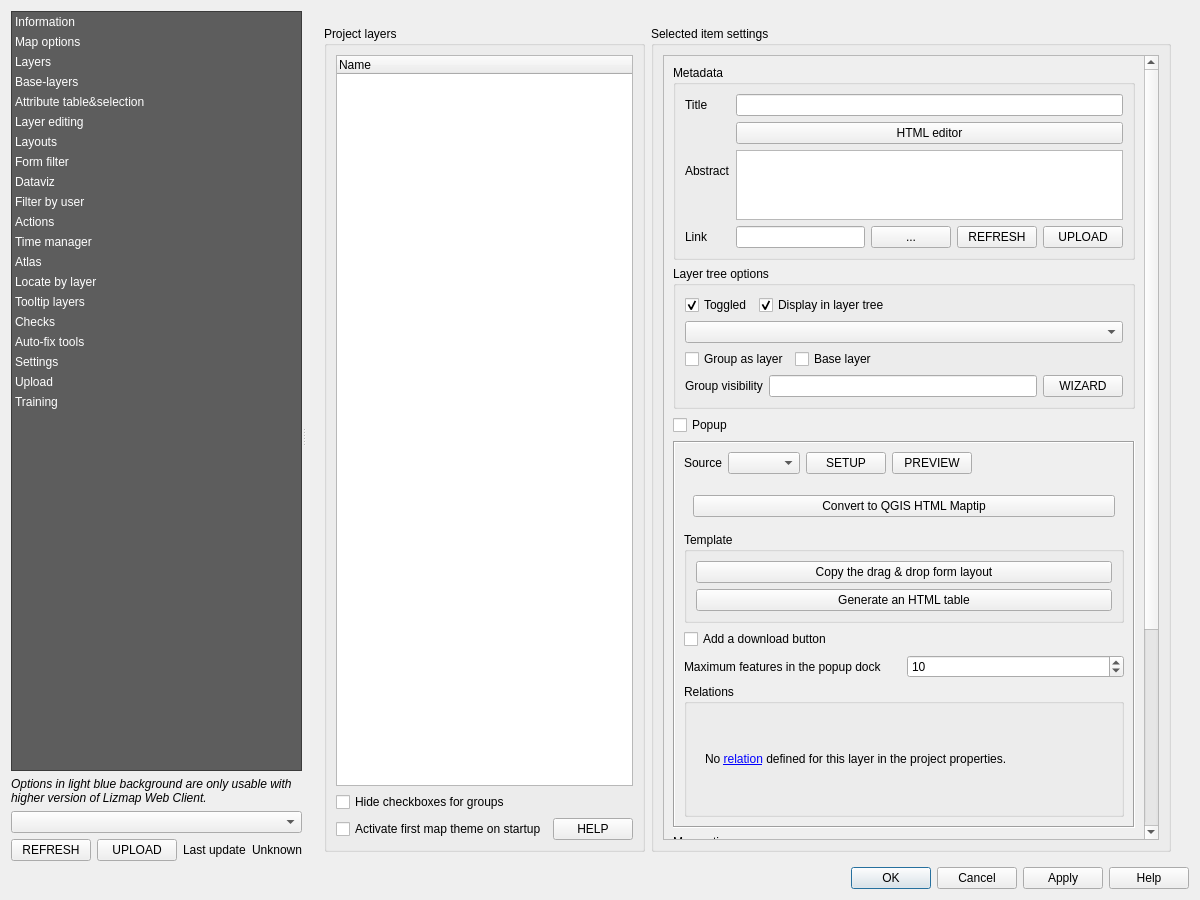
This is lizmap/resources/ui/ui_lizmap.ui in 3liz/lizmap-plugin as Qt 5 draws it before an edit. The edited form follows.
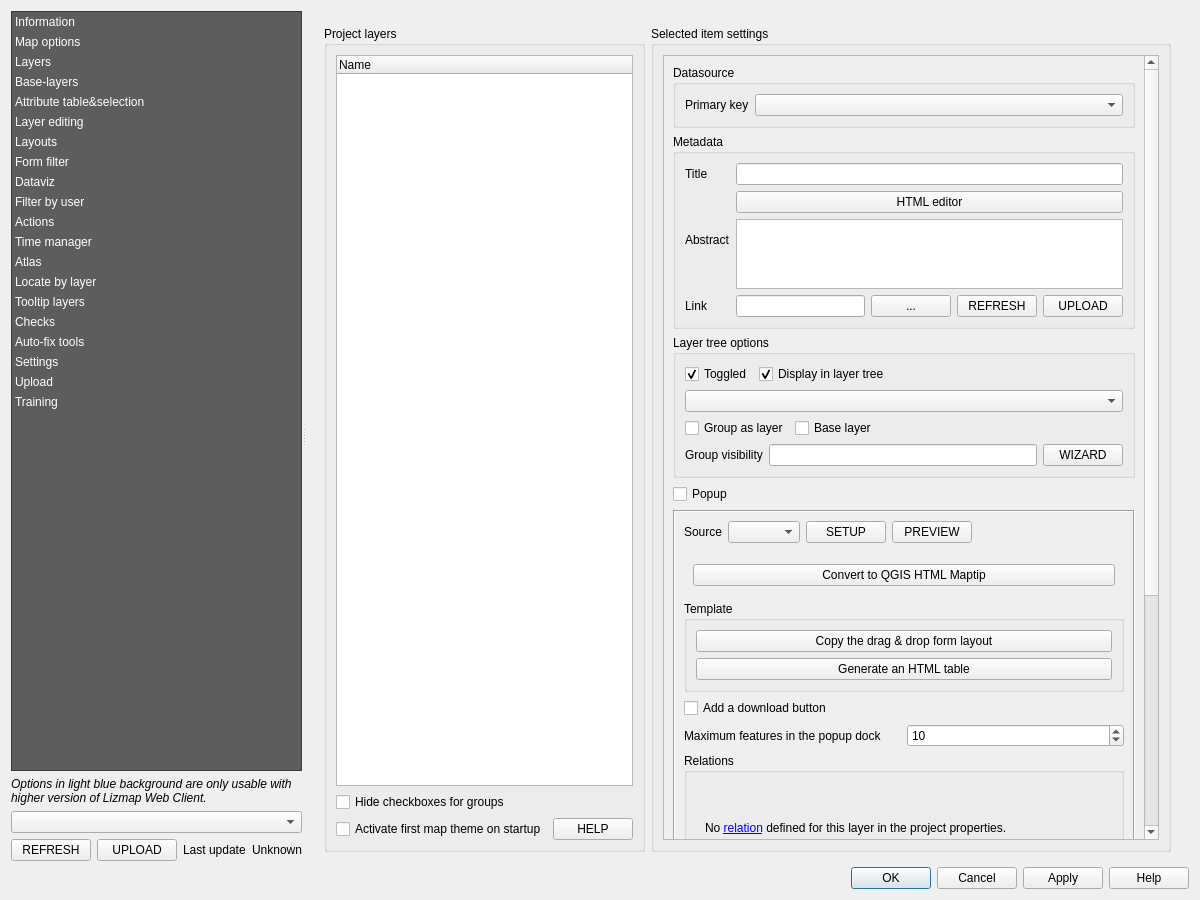
This is the edited form. The open tabs and pages were chosen to show the change. Custom widgets are drawn as their Qt base class.

Commit message:
Add new setting about layer primary key field
Copy from https://github.com/3liz/lizmap-plugin/pull/638

The edit to the form file:
```diff
--- a/lizmap/resources/ui/ui_lizmap.ui
+++ b/lizmap/resources/ui/ui_lizmap.ui
@@ -1558,6 +1558,28 @@
                       </rect>
                      </property>
                      <layout class="QVBoxLayout" name="verticalLayout_9">
+                      <item>
+                       <widget class="QGroupBox" name="group_box_primary_key">
+                        <property name="title">
+                         <string>Datasource</string>
+                        </property>
+                        <layout class="QFormLayout" name="formLayout_11">
+                         <item row="0" column="0">
+                          <widget class="QLabel" name="label_55">
+                           <property name="text">
+                            <string>Primary key</string>
+                           </property>
+                          </widget>
+                         </item>
+                         <item row="0" column="1">
+                          <widget class="QgsFieldComboBox" name="primary_key"/>
+                         </item>
+                        </layout>
+                       </widget>
+                      </item>
+                      <item>
+                       <layout class="QFormLayout" name="formLayout_10"/>
+                      </item>
                       <item>
                        <widget class="QgsCollapsibleGroupBox" name="group_layer_metadata">
                         <property name="title">
```
The commit also changes 6 other files.
